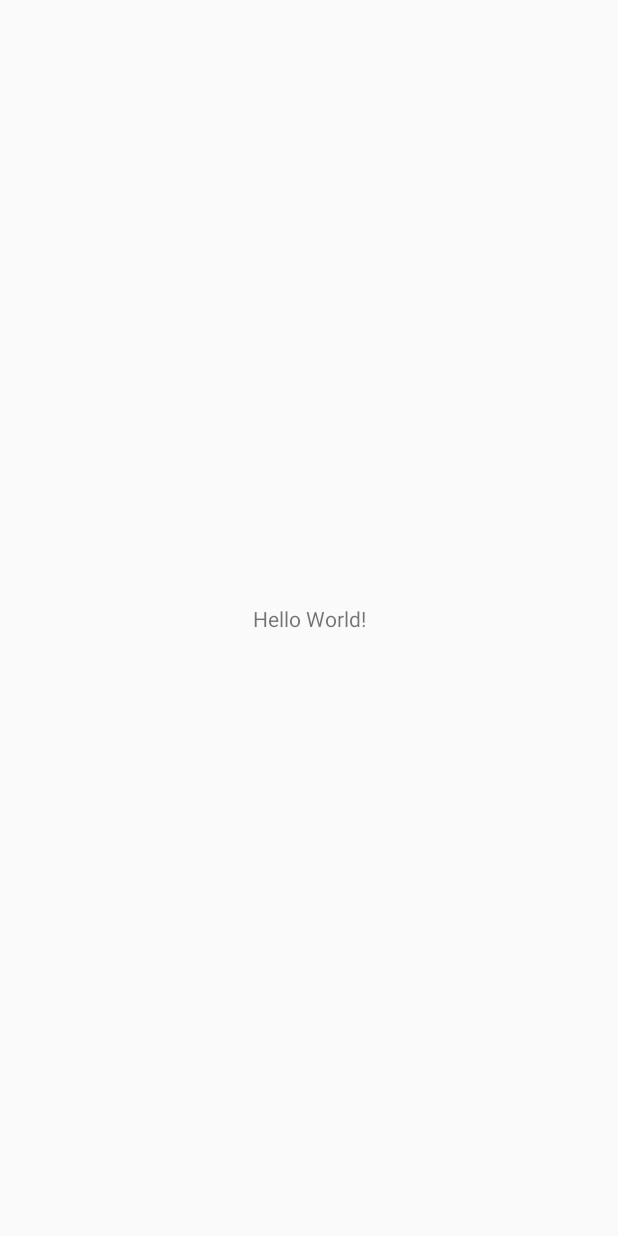
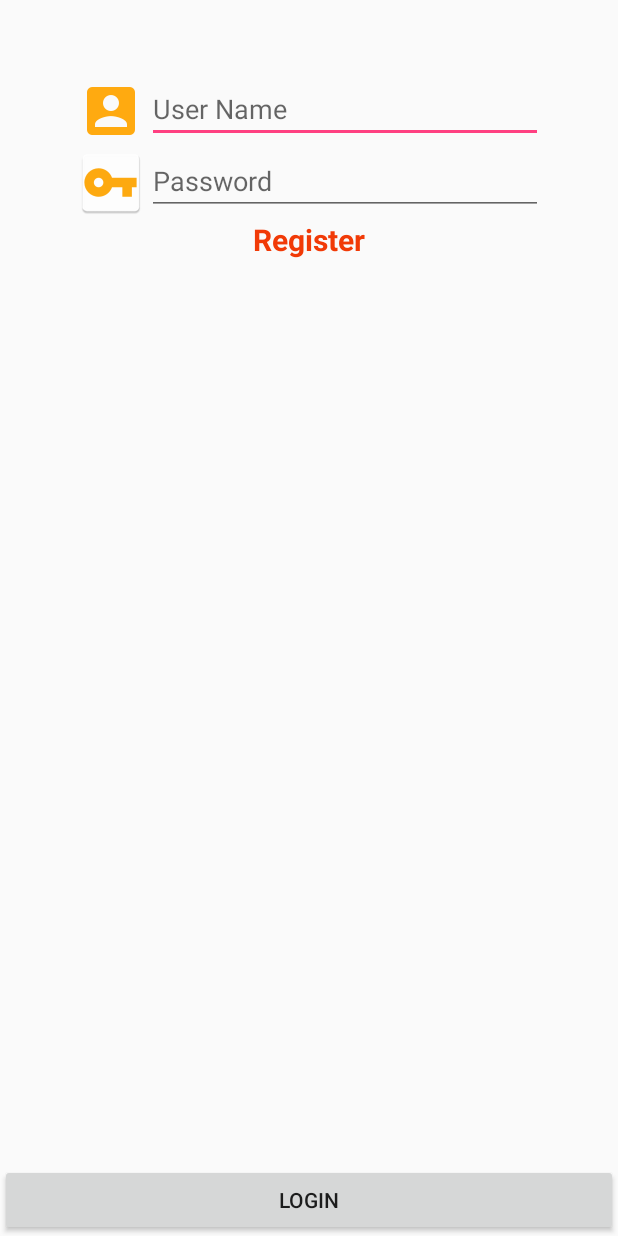
Before and after one commit to choommanee/TrainningJoe, an Android app: the screen it shows after launch (MainActivity), on a phone screen of 412 x 824 dp. Before the commit the screen is almost empty. Run offline under Robolectric (Android 15) with nearby library versions, the phone set to English and light mode, and no system bars.

Commit message:
Main Inten to regis ok

```diff
--- a/app/src/main/AndroidManifest.xml
+++ b/app/src/main/AndroidManifest.xml
@@ -16,6 +16,7 @@
                 <category android:name="android.intent.category.LAUNCHER" />
             </intent-filter>
         </activity>
+        <activity android:name=".RegisterActivity"></activity>
     </application>
 
 </manifest>
--- a/app/src/main/java/sakda/choommanee/trainningjoe/MainActivity.java
+++ b/app/src/main/java/sakda/choommanee/trainningjoe/MainActivity.java
@@ -1,13 +1,54 @@
 package sakda.choommanee.trainningjoe;
 
+import android.content.Intent;
 import android.support.v7.app.AppCompatActivity;
 import android.os.Bundle;
+import android.view.View;
+import android.widget.Button;
+import android.widget.EditText;
+import android.widget.TextView;
 
-public class MainActivity extends AppCompatActivity {
+public class MainActivity extends AppCompatActivity implements View.OnClickListener {
+
+    // Explicit
+    private EditText userEditText, passwordEditText;
+    private TextView textView;
+    private Button button;
 
     @Override
     protected void onCreate(Bundle savedInstanceState) {
         super.onCreate(savedInstanceState);
         setContentView(R.layout.activity_main);
+
+        // innitial view
+
+        initialView();
+
+        //Controller
+        controller();
+    }   //Main Method
+
+    private void controller() {
+        textView.setOnClickListener(MainActivity.this);
+        button.setOnClickListener(MainActivity.this);
     }
-}
+
+    private void initialView() {
+        userEditText = (EditText) findViewById(R.id.edtUser);
+        passwordEditText = (EditText) findViewById(R.id.edtPassword);
+        textView = (TextView) findViewById(R.id.txtRegister);
+        button = (Button) findViewById(R.id.btnLogin);
+
+    }
+
+    @Override
+    public void onClick(View view) {
+
+        //For Textview
+        if (view == textView) {
+            Intent intent = new Intent(MainActivity.this,RegisterActivity.class);
+            startActivity(intent);   // Open new Form to mainActivity Main
+
+        }
+    }
+}   //Main Class
--- /dev/null
+++ b/app/src/main/java/sakda/choommanee/trainningjoe/RegisterActivity.java
@@ -0,0 +1,13 @@
+package sakda.choommanee.trainningjoe;
+
+import android.support.v7.app.AppCompatActivity;
+import android.os.Bundle;
+
+public class RegisterActivity extends AppCompatActivity {
+
+    @Override
+    protected void onCreate(Bundle savedInstanceState) {
+        super.onCreate(savedInstanceState);
+        setContentView(R.layout.activity_register);
+    }
+}
--- a/app/src/main/res/layout/activity_main.xml
+++ b/app/src/main/res/layout/activity_main.xml
@@ -1,18 +1,75 @@
 <?xml version="1.0" encoding="utf-8"?>
-<android.support.constraint.ConstraintLayout xmlns:android="http://schemas.android.com/apk/res/android"
+<RelativeLayout xmlns:android="http://schemas.android.com/apk/res/android"
     xmlns:app="http://schemas.android.com/apk/res-auto"
     xmlns:tools="http://schemas.android.com/tools"
     android:layout_width="match_parent"
     android:layout_height="match_parent"
     tools:context="sakda.choommanee.trainningjoe.MainActivity">
 
-    <TextView
-        android:layout_width="wrap_content"
+    <LinearLayout
+        android:layout_width="match_parent"
         android:layout_height="wrap_content"
-        android:text="Hello World!"
-        app:layout_constraintBottom_toBottomOf="parent"
-        app:layout_constraintLeft_toLeftOf="parent"
-        app:layout_constraintRight_toRightOf="parent"
-        app:layout_constraintTop_toTopOf="parent" />
+        android:layout_marginLeft="@dimen/margin1"
+        android:layout_marginRight="@dimen/margin1"
+        android:layout_marginTop="@dimen/margin1"
+        android:orientation="vertical">
 
-</android.support.constraint.ConstraintLayout>
+        <LinearLayout
+            android:layout_width="match_parent"
+            android:layout_height="wrap_content"
+            android:orientation="horizontal">
+
+            <ImageView
+                android:layout_width="wrap_content"
+                android:layout_height="wrap_content"
+                android:src="@mipmap/ic_user" />
+
+            <EditText
+                android:id="@+id/edtUser"
+                android:layout_width="match_parent"
+                android:layout_height="wrap_content"
+                android:hint="@string/user"
+                android:inputType="text" />
+
+        </LinearLayout>
+
+        <LinearLayout
+            android:layout_width="match_parent"
+            android:layout_height="wrap_content"
+            android:orientation="horizontal">
+
+            <ImageView
+                android:layout_width="wrap_content"
+                android:layout_height="wrap_content"
+                android:src="@mipmap/ic_password" />
+
+            <EditText
+                android:id="@+id/edtPassword"
+                android:layout_width="match_parent"
+                android:layout_height="wrap_content"
+                android:hint="@string/Password"
+                android:inputType="textPassword" />
+
+        </LinearLayout>
+
+        <TextView
+            android:id="@+id/txtRegister"
+            android:clickable="true"
+            android:textColor="@color/text_link"
+            android:layout_gravity="center_horizontal"
+            android:textStyle="bold"
+            android:textSize="@dimen/h2"
+            android:text="@string/register"
+            android:layout_width="wrap_content"
+            android:layout_height="wrap_content" />
+    </LinearLayout>
+
+    <Button
+        android:id="@+id/btnLogin"
+        android:layout_width="match_parent"
+        android:layout_height="wrap_content"
+        android:layout_alignParentBottom="true"
+        android:text="@string/login" />
+
+
+</RelativeLayout>
--- /dev/null
+++ b/app/src/main/res/layout/activity_register.xml
@@ -0,0 +1,9 @@
+<?xml version="1.0" encoding="utf-8"?>
+<android.support.constraint.ConstraintLayout xmlns:android="http://schemas.android.com/apk/res/android"
+    xmlns:app="http://schemas.android.com/apk/res-auto"
+    xmlns:tools="http://schemas.android.com/tools"
+    android:layout_width="match_parent"
+    android:layout_height="match_parent"
+    tools:context="sakda.choommanee.trainningjoe.RegisterActivity">
+
+</android.support.constraint.ConstraintLayout>
--- a/app/src/main/res/values/colors.xml
+++ b/app/src/main/res/values/colors.xml
@@ -3,4 +3,5 @@
     <color name="colorPrimary">#3F51B5</color>
     <color name="colorPrimaryDark">#303F9F</color>
     <color name="colorAccent">#FF4081</color>
+    <color name="text_link">#f13a07</color>
 </resources>
--- /dev/null
+++ b/app/src/main/res/values/dimens.xml
@@ -0,0 +1,6 @@
+<?xml version="1.0" encoding="utf-8"?>
+<resources>
+    <dimen name="margin1">50dp</dimen>
+    <dimen name="h1">35sp</dimen>
+    <dimen name="h2">20sp</dimen>
+</resources>
--- a/app/src/main/res/values/strings.xml
+++ b/app/src/main/res/values/strings.xml
@@ -1,3 +1,7 @@
 <resources>
     <string name="app_name">Trainning Joe</string>
+    <string name="login">Login</string>
+    <string name="user">User Name</string>
+    <string name="Password">Password</string>
+    <string name="register">Register</string>
 </resources>
```
Also changed, not shown: app/src/main/ic_password-web.png (added), app/src/main/ic_user-web.png (added), app/src/main/res/mipmap-hdpi/ic_password.png (added), app/src/main/res/mipmap-hdpi/ic_user.png (added), app/src/main/res/mipmap-mdpi/ic_password.png (added), app/src/main/res/mipmap-mdpi/ic_user.png (added), app/src/main/res/mipmap-xhdpi/ic_password.png (added), app/src/main/res/mipmap-xhdpi/ic_user.png (added), app/src/main/res/mipmap-xxhdpi/ic_password.png (added), app/src/main/res/mipmap-xxhdpi/ic_user.png (added), app/src/main/res/mipmap-xxxhdpi/ic_password.png (added), app/src/main/res/mipmap-xxxhdpi/ic_user.png (added).
